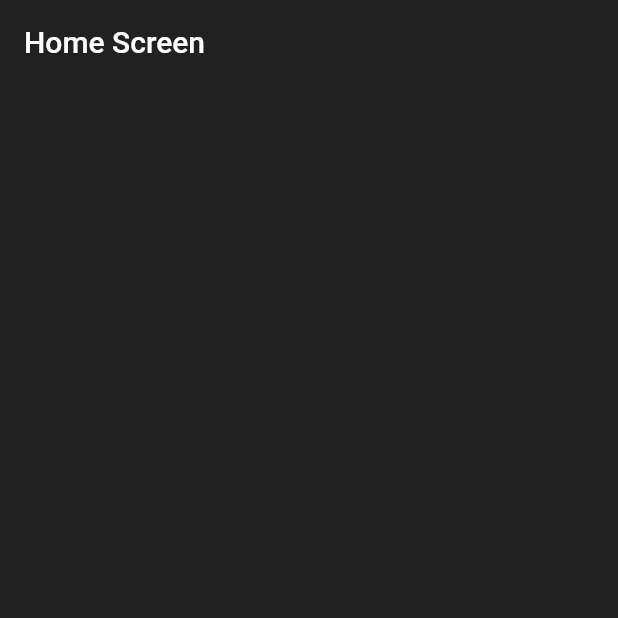
After one commit to Aaris-Kazi/Splash-Screen-using-flutters, a Flutter app: the Homies screen opened directly, on a phone screen of 412 x 824 dp, the top half of it. The commit adds this screen. Run offline on Flutter 3.47's test engine with Material 2 defaults, Android fonts, the phone set to English and light mode, and no system bars.

Commit message:
some changes

```diff
--- /dev/null
+++ b/lib/home_page.dart
@@ -0,0 +1,29 @@
+import 'package:flutter/material.dart';
+
+class HomePage extends StatelessWidget {
+  @override
+  Widget build(BuildContext context) {
+    return MaterialApp(
+      title: 'this home page',
+      theme: new ThemeData.dark(),
+      home: Homies(),
+    );
+  }
+
+}
+
+class Homies extends StatefulWidget {
+  @override
+  _HomiesState createState() => _HomiesState();
+}
+
+class _HomiesState extends State<Homies> {
+  @override
+  Widget build(BuildContext context) {
+    return Scaffold(
+      body: new AppBar(
+        title: new Text('Home Screen'),
+      ),
+    );
+  }
+}
--- a/lib/main.dart
+++ b/lib/main.dart
@@ -1,6 +1,8 @@
 import 'dart:async';
 
 import 'package:flutter/material.dart';
+
+// import 'home_page.dart';
 
 void main() {
   runApp(MyApp());
@@ -27,7 +29,7 @@ class _SplashScreenState extends State<SplashScreen> {
 @override
   void initState() {
     super.initState();
-    Timer(Duration(seconds: 5), () => print('Working'));
+    Timer(Duration(seconds: 5), () => print('hello'));
   }
 
   @override
```
